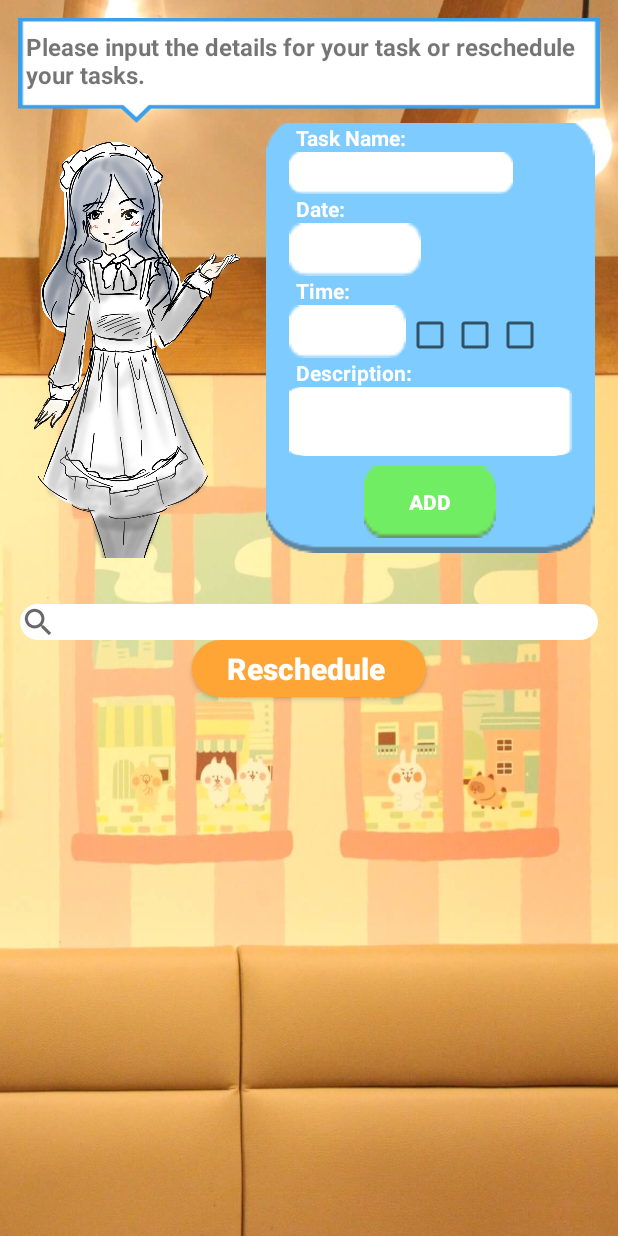
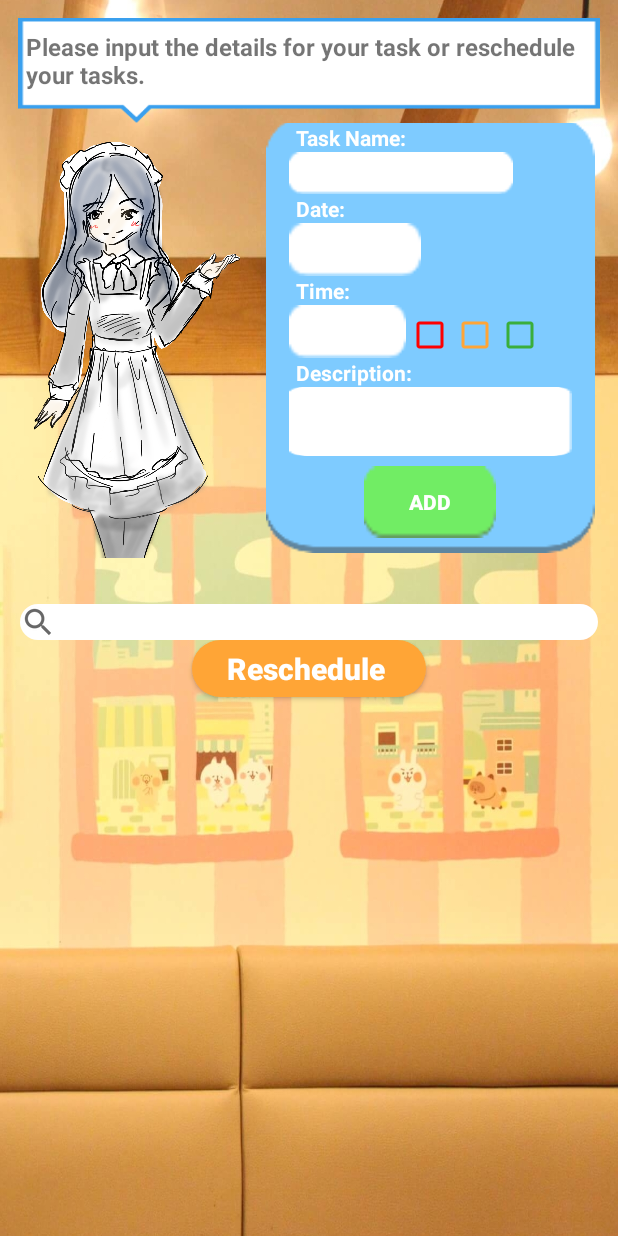
Before and after one commit to zic079/BAEBot, an Android app: the TaskActivity screen opened directly, with no data from a screen before it, on a phone screen of 412 x 824 dp. Run offline under Robolectric (Android 15) with nearby library versions, the light colour scheme and no system bars; our stand-ins replace Firebase (no records; nobody signed in at launch, a user with empty details on screens opened directly).

Commit message:
add priority to task

```diff
--- a/app/src/main/res/layout/activity_task.xml
+++ b/app/src/main/res/layout/activity_task.xml
@@ -175,7 +175,8 @@
                             android:layout_height="28dp"
                             android:layout_marginTop="25dp"
                             android:background="@color/colorPrimary"
-                            android:padding="10dp" />
+                            android:padding="10dp"
+                            android:buttonTint="@color/priorityRed"/>
 
                         <CheckBox
                             android:id="@+id/priority2"
@@ -185,7 +186,8 @@
                             android:background="@color/colorPrimary"
                             android:padding="10dp"
                             tools:layout_editor_absoluteX="0dp"
-                            tools:layout_editor_absoluteY="211dp" />
+                            tools:layout_editor_absoluteY="211dp"
+                            android:buttonTint="@color/priorityYellow"/>
 
                         <CheckBox
                             android:id="@+id/priority3"
@@ -193,7 +195,8 @@
                             android:layout_height="28dp"
                             android:layout_marginTop="25dp"
                             android:background="@color/colorPrimary"
-                            android:padding="10dp" />
+                            android:padding="10dp"
+                            android:buttonTint="@color/priorityGreen"/>
                     </RadioGroup>
 
                 </LinearLayout>
--- a/app/src/main/res/values/colors.xml
+++ b/app/src/main/res/values/colors.xml
@@ -1,5 +1,9 @@
 <?xml version="1.0" encoding="utf-8"?>
 <resources>
+    <color name="priorityRed">#FF0000</color>
+    <color name="priorityYellow">#ffa536</color>
+    <color name="priorityGreen">#3aae3a</color>
+
     <color name="colorPrimary">@android:color/transparent</color>
     <color name="colorPrimaryDark">#90000000</color>
     <color name="colorAccent">#90000000</color>
```
Also changed, not shown: app/src/main/java/com/sponge/baebot/TaskActivity.java (+79 -3 lines).
